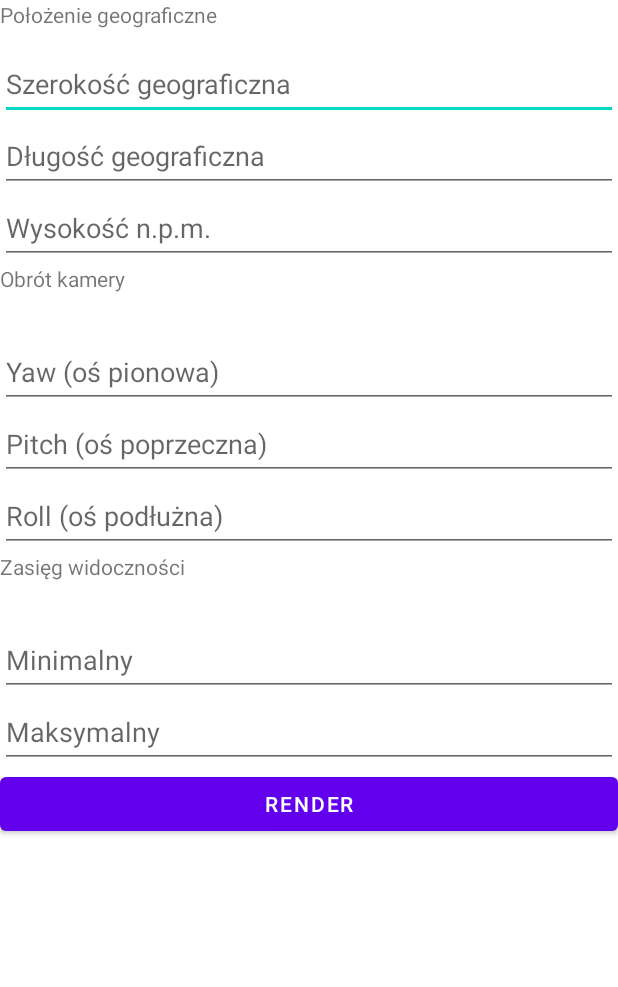
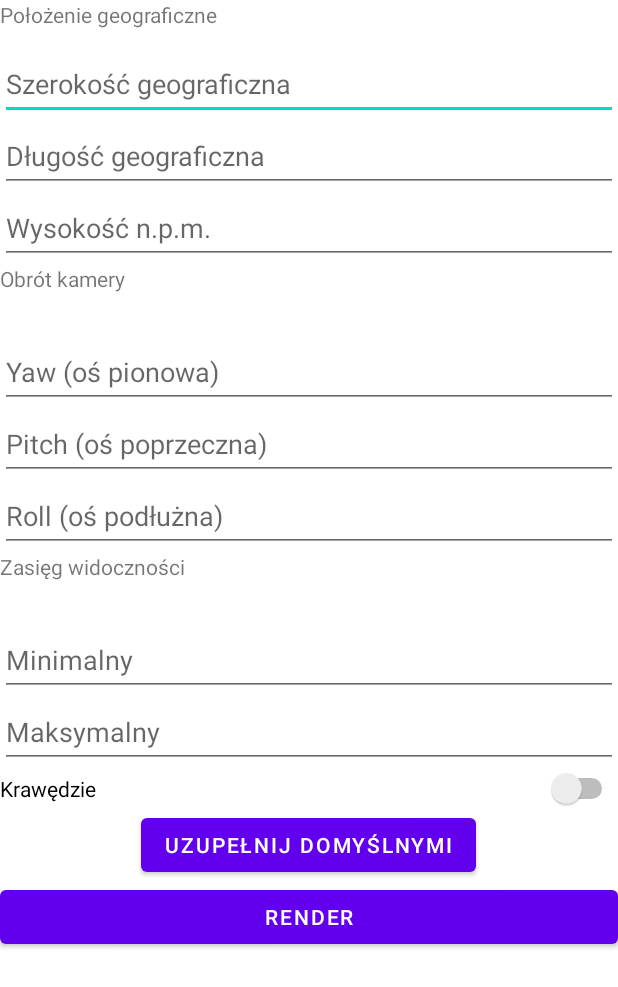
Before and after one commit to madamskip1/Mountain-Peak-Detection, an Android app: the layout activity_display_render_configuration.xml on its own in the app's theme, with its tools: preview values and no code run, on a phone screen of 412 x 824 dp. Shown: the top 987 px of the screen. Run offline under Robolectric (Android 15) with nearby library versions, the phone set to English and light mode, and no system bars; network calls fail.

Commit message:
Add edge detection option to DipslayRender.Camera angles now stored as float not double

```diff
--- a/app/src/main/java/com/example/peaksrecognition/Config.java
+++ b/app/src/main/java/com/example/peaksrecognition/Config.java
@@ -2,7 +2,7 @@ package com.example.peaksrecognition;
 
 public class Config {
     public double[] initObserverLocation;
-    public double[] initObserverRotation;
+    public float[] initObserverRotation;
     public double maxDistance;
     public double minDistance;
     public float FOVHorizontal;
--- a/app/src/main/java/com/example/peaksrecognition/mainopengl/MyGLRenderer.java
+++ b/app/src/main/java/com/example/peaksrecognition/mainopengl/MyGLRenderer.java
@@ -34,7 +34,7 @@ public class MyGLRenderer implements GLSurfaceView.Renderer {
         Config config = new Config();
 
         double[] observerLocation = new double[]{49.339045, 20.081936, 991.1};
-        double[] observerRotation = new double[]{144.31152, 2.3836904, -2.0597333};
+        float[] observerRotation = new float[]{(float) 144.31152, (float) 2.3836904, (float) -2.0597333};
 
         config.initObserverLocation = observerLocation;
         config.initObserverRotation = observerRotation;
--- a/app/src/main/java/com/example/peaksrecognition/mainopengl/OffScreenRenderer.java
+++ b/app/src/main/java/com/example/peaksrecognition/mainopengl/OffScreenRenderer.java
@@ -42,7 +42,7 @@ public class OffScreenRenderer {
         createSurface();
 
         double[] observerLocation = new double[]{49.339045, 20.081936, 991.1};
-        double[] observerRotation = new double[]{144.31152, 2.3836904, -2.0597333};
+        float[] observerRotation = new float[]{144.31152f, 2.3836904f, -2.0597333f};
 
         GLES30.glClearColor(0.0f, 0.0f, 0.0f, 1.0f);
 
@@ -88,7 +88,7 @@ public class OffScreenRenderer {
         float[] projectionMatrix = camera.getProjectionMatrix();
         terrainModel.draw(viewMatrix, projectionMatrix);
         screenManager.setMVPMatrices(viewMatrix, projectionMatrix);
-        peaks.test();
+        //peaks.test();
     }
 
     private void createContext() {
--- a/app/src/main/res/layout/activity_display_render_configuration.xml
+++ b/app/src/main/res/layout/activity_display_render_configuration.xml
@@ -9,6 +9,7 @@
     <LinearLayout
         android:layout_width="match_parent"
         android:layout_height="wrap_content"
+        android:gravity="center_horizontal"
         android:orientation="vertical"
         tools:ignore="MissingConstraints">
 
@@ -131,6 +132,21 @@
             android:inputType="numberDecimal|numberSigned"
             android:minHeight="48dp" />
 
+        <Switch
+            android:id="@+id/displayRender_edgeSwitch"
+            android:layout_width="match_parent"
+            android:layout_height="wrap_content"
+            android:text="Krawędzie"
+            tools:ignore="UseSwitchCompatOrMaterialXml" />
+
+        <Button
+            android:id="@+id/displayRender_fillButton"
+            android:layout_width="wrap_content"
+            android:layout_height="wrap_content"
+            android:gravity="center|center_horizontal|center_vertical"
+            android:onClick="displayRender_fillButton_onClick"
+            android:text="Uzupełnij domyślnymi" />
+
         <Button
             android:id="@+id/displayRender_renderButton"
             android:layout_width="match_parent"
```
Also changed, not shown: app/src/main/java/com/example/peaksrecognition/Camera.java (+12 -12 lines), app/src/main/java/com/example/peaksrecognition/activities/DisplayRender.java (+19 -4 lines), app/src/main/java/com/example/peaksrecognition/activities/DisplayRenderConfiguration.java (+56 -11 lines).
